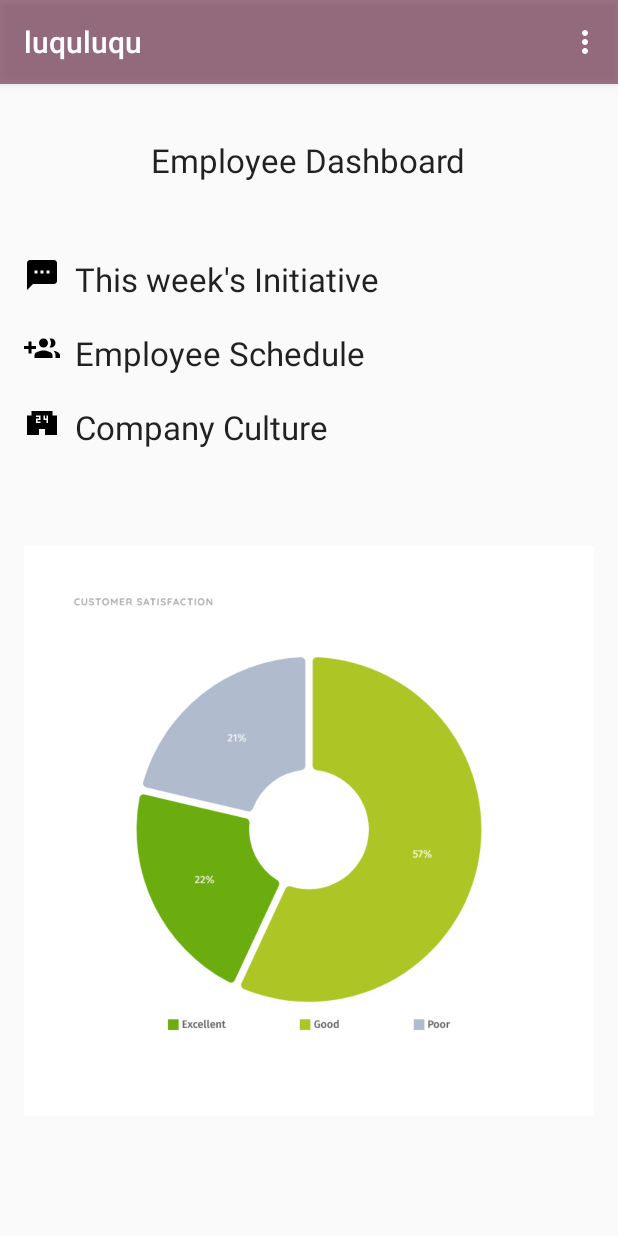
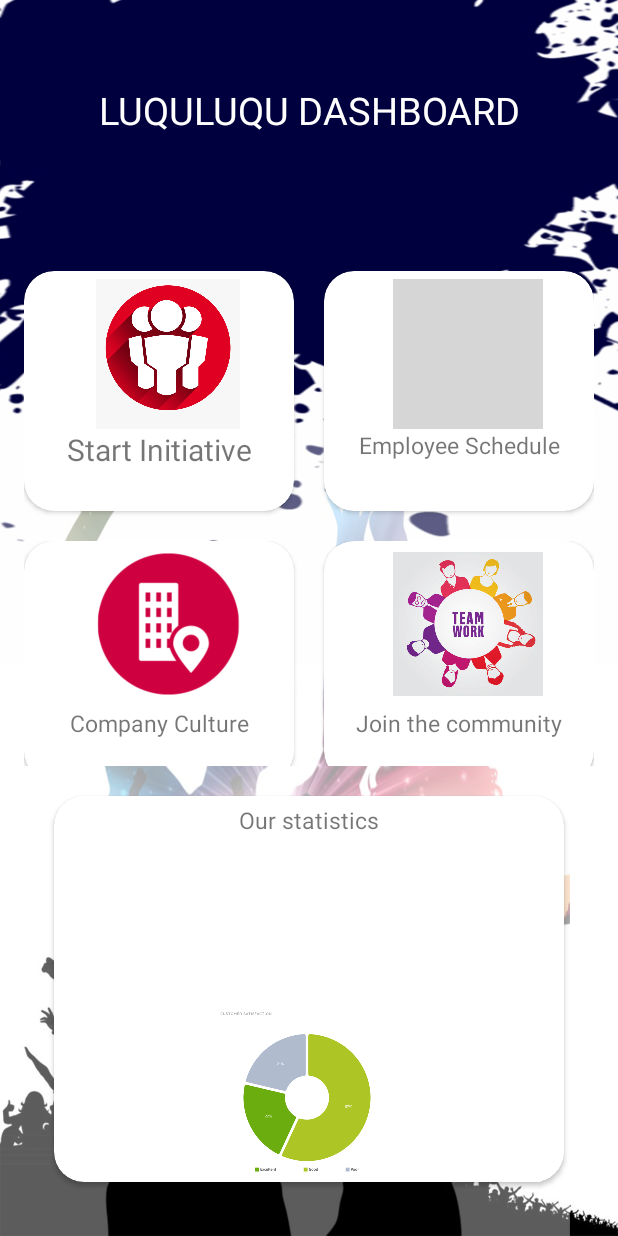
Before and after one commit to Kapadokia-Titus/Luquluqu, an Android app: the Dashboard screen opened directly, with no data from a screen before it, on a phone screen of 412 x 824 dp. Run offline under Robolectric (Android 15) with nearby library versions, the phone set to English and light mode, and no system bars; grey boxes are pictures that could not be loaded.

Commit message:
a new face on my ui, implementing cardview

```diff
--- a/app/build.gradle
+++ b/app/build.gradle
@@ -29,8 +29,9 @@ dependencies {
     implementation 'com.google.firebase:firebase-core:16.0.4'
     implementation 'com.google.firebase:firebase-storage:16.0.4'
     testImplementation 'junit:junit:4.12'
-
     androidTestImplementation 'androidx.test.ext:junit:1.1.1'
     androidTestImplementation 'androidx.test.espresso:espresso-core:3.2.0'
+    implementation 'androidx.cardview:cardview:1.0.0'
+
 }
 apply plugin: 'com.google.gms.google-services'
--- a/app/src/main/java/nyandoro/kapadokia/luquluqu/Dashboard.java
+++ b/app/src/main/java/nyandoro/kapadokia/luquluqu/Dashboard.java
@@ -11,18 +11,15 @@ import android.widget.Toast;
 
 public class Dashboard extends AppCompatActivity {
 
-    private TextView tvWeeekInitiative, tvEmployeeSchedule, tvCompanyCulture;
+
 
     @Override
     protected void onCreate(Bundle savedInstanceState) {
         super.onCreate(savedInstanceState);
         setContentView(R.layout.activity_dashboard);
 
-        tvWeeekInitiative = findViewById(R.id.week_initiative);
-        tvEmployeeSchedule = findViewById(R.id.employee_schedule);
-        tvCompanyCulture =  findViewById(R.id.company_culture);
 
-        onPreview();
+
     }
 
     @Override
@@ -31,36 +28,5 @@ public class Dashboard extends AppCompatActivity {
         return true;
     }
 
-    private  void onPreview(){
 
-        //when user clicks week's initiative
-     tvWeeekInitiative.setOnClickListener(new View.OnClickListener() {
-         @Override
-         public void onClick(View v) {
-             //Toast.makeText(Dashboard.this, "initiative is clicked", Toast.LENGTH_LONG).show();
-             Intent intent = new Intent(Dashboard.this, WeeksInitiative.class);
-             startActivity(intent);
-         }
-     });
-
-     //when employee schedule is clicked
-        tvEmployeeSchedule.setOnClickListener(new View.OnClickListener() {
-            @Override
-            public void onClick(View v) {
-                //Toast.makeText(Dashboard.this, "employee is clicked", Toast.LENGTH_LONG).show();
-                Intent intent = new Intent(Dashboard.this, EmployeeSchedule.class);
-                startActivity(intent);
-            }
-        });
-
-        //when company culture is clicked
-        tvCompanyCulture.setOnClickListener(new View.OnClickListener() {
-            @Override
-            public void onClick(View v) {
-                //Toast.makeText(Dashboard.this, "company is clicked", Toast.LENGTH_LONG).show();
-                Intent intent = new Intent(Dashboard.this, CompanyCulture.class);
-                   startActivity(intent);
-            }
-        });
-    }
 }
--- a/app/src/main/java/nyandoro/kapadokia/luquluqu/SignUpActivity.java
+++ b/app/src/main/java/nyandoro/kapadokia/luquluqu/SignUpActivity.java
@@ -45,8 +45,8 @@ public class SignUpActivity extends AppCompatActivity {
             public void onClick(View v) {
                 Intent intent  = new Intent(SignUpActivity.this, ResetPasswordActivity.class);
                 startActivity(intent);
-            }
-        });
+    }
+});
 
         btnSignIn.setOnClickListener(new View.OnClickListener() {
             @Override
--- a/app/src/main/res/layout/activity_dashboard.xml
+++ b/app/src/main/res/layout/activity_dashboard.xml
@@ -1,91 +1,203 @@
 <?xml version="1.0" encoding="utf-8"?>
-<androidx.coordinatorlayout.widget.CoordinatorLayout xmlns:android="http://schemas.android.com/apk/res/android"
+<LinearLayout xmlns:android="http://schemas.android.com/apk/res/android"
     xmlns:app="http://schemas.android.com/apk/res-auto"
     xmlns:tools="http://schemas.android.com/tools"
     android:layout_width="match_parent"
     android:layout_height="match_parent"
     android:padding="16dp"
+    android:orientation="vertical"
+    android:background="@drawable/dashoard"
     tools:context=".Dashboard">
+
+    <TextView
+        android:layout_width="match_parent"
+        android:layout_height="wrap_content"
+        android:text="LUQULUQU DASHBOARD"
+        android:textColor="@android:color/white"
+        android:textSize="25dp"
+        android:gravity="center"
+        android:layout_marginTop="40dp"/>
+
     <LinearLayout
     android:layout_width="match_parent"
+    android:layout_height="180dp"
+    android:layout_marginTop="90dp"
+    android:orientation="horizontal">
+
+    <androidx.cardview.widget.CardView
+        android:layout_width="180dp"
+        app:cardCornerRadius="20dp"
+        android:elevation="10dp"
+        android:layout_weight="1"
+        android:layout_height="160dp">
+
+        <RelativeLayout
+            android:layout_width="match_parent"
+            android:padding="0dp"
+            android:layout_height="match_parent">
+
+            <ImageView
+                android:id="@+id/people_imview"
+                android:layout_width="100dp"
+                android:layout_height="100dp"
+                android:layout_alignParentStart="true"
+                android:layout_alignParentEnd="true"
+                android:layout_marginStart="46dp"
+                android:layout_marginEnd="34dp"
+                android:src="@drawable/people"
+                android:layout_marginTop="5dip"
+                android:textAlignment="center" />
+            <TextView
+                android:layout_width="match_parent"
                 android:layout_height="wrap_content"
-    android:layout_marginTop="20dp"
-    android:orientation="vertical">
+                android:layout_below="@+id/people_imview"
+                android:text="Start Initiative"
+                android:textSize="20dp"
+                android:gravity="center"/>
+        </RelativeLayout>
+    </androidx.cardview.widget.CardView>
+    <androidx.cardview.widget.CardView
+        android:layout_width="180dp"
+        app:cardCornerRadius="20dp"
+        android:elevation="10dp"
+        android:layout_weight="1"
+        android:layout_marginStart="20dp"
+        android:layout_height="160dp">
+
+        <RelativeLayout
+            android:layout_width="match_parent"
+            android:padding="0dp"
+            android:layout_height="match_parent">
+
+            <ImageView
+                android:id="@+id/employee_imview"
+                android:layout_width="100dp"
+                android:layout_height="100dp"
+                android:layout_alignParentStart="true"
+                android:layout_alignParentEnd="true"
+                android:layout_marginStart="46dp"
+                android:layout_marginEnd="34dp"
+                android:src="@drawable/check"
+                android:layout_marginTop="5dip"
+                android:textAlignment="center" />
             <TextView
-        android:layout_width="wrap_content"
+                android:layout_width="match_parent"
                 android:layout_height="wrap_content"
-        android:text="Employee Dashboard"
-        android:textAppearance="@style/TextAppearance.AppCompat.Large"
-        android:layout_gravity="center|top"/>
+                android:layout_below="@+id/employee_imview"
+                android:text="Employee Schedule"
+                android:textSize="15dp"
+                android:gravity="center"/>
+        </RelativeLayout>
+    </androidx.cardview.widget.CardView>
+</LinearLayout>
     <LinearLayout
         android:layout_width="match_parent"
-        android:layout_height="wrap_content"
-        android:orientation="horizontal"
-        android:layout_marginTop="50dp">
+        android:layout_height="150dp"
+        android:orientation="horizontal">
+
+        <androidx.cardview.widget.CardView
+            android:layout_width="180dp"
+            app:cardCornerRadius="20dp"
+            android:elevation="10dp"
+            android:layout_weight="1"
+            android:layout_height="160dp">
+
+            <RelativeLayout
+                android:layout_width="match_parent"
+                android:padding="0dp"
+                android:layout_height="match_parent">
 
                 <ImageView
-            android:layout_width="wrap_content"
-            android:layout_height="wrap_content"
-            android:src="@drawable/ic_textsms_black_24dp"/>
+                    android:id="@+id/company_imview"
+                    android:layout_width="100dp"
+                    android:layout_height="100dp"
+                    android:layout_alignParentStart="true"
+                    android:layout_alignParentEnd="true"
+                    android:layout_marginStart="46dp"
+                    android:layout_marginEnd="34dp"
+                    android:src="@drawable/compaany"
+                    android:layout_marginTop="5dip"
+                    android:textAlignment="center" />
                 <TextView
-            android:layout_width="wrap_content"
-            android:layout_height="wrap_content"
-            android:id="@+id/week_initiative"
-            android:layout_marginStart="10dp"
-            android:textAppearance="@style/TextAppearance.AppCompat.Large"
-            android:text="This week's Initiative"/>
-
-
-
-    </LinearLayout>
-
-    //two
-    <LinearLayout
                     android:layout_width="match_parent"
                     android:layout_height="wrap_content"
-        android:orientation="horizontal"
-        android:layout_marginTop="20dp">
+                    android:layout_below="@+id/company_imview"
+                    android:layout_marginTop="5dp"
+                    android:text="Company Culture"
+                    android:textSize="15dp"
+                    android:gravity="center"/>
+            </RelativeLayout>
+        </androidx.cardview.widget.CardView>
+        <androidx.cardview.widget.CardView
+            android:layout_width="180dp"
+            app:cardCornerRadius="20dp"
+            android:elevation="10dp"
+            android:layout_weight="1"
+            android:layout_marginStart="20dp"
+            android:layout_height="160dp">
+
+            <RelativeLayout
+                android:layout_width="match_parent"
+                android:padding="0dp"
+                android:layout_height="match_parent">
 
                 <ImageView
-            android:layout_width="wrap_content"
-            android:layout_height="wrap_content"
-            android:src="@drawable/ic_group_add_black_24dp"/>
+                    android:id="@+id/community_imview"
+                    android:layout_width="100dp"
+                    android:layout_height="100dp"
+                    android:layout_alignParentStart="true"
+                    android:layout_alignParentEnd="true"
+                    android:layout_marginStart="46dp"
+                    android:layout_marginEnd="34dp"
+                    android:src="@drawable/community"
+                    android:layout_marginTop="5dip"
+                    android:textAlignment="center" />
                 <TextView
-            android:layout_width="wrap_content"
-            android:layout_height="wrap_content"
-            android:id="@+id/employee_schedule"
-            android:layout_marginStart="10dp"
-            android:textAppearance="@style/TextAppearance.AppCompat.Large"
-            android:text="Employee Schedule"/>
-
-
-
-    </LinearLayout>
-    //three
-    <LinearLayout
                     android:layout_width="match_parent"
                     android:layout_height="wrap_content"
-        android:orientation="horizontal"
-        android:layout_marginTop="20dp">
+                    android:layout_marginTop="5dp"
+                    android:layout_below="@+id/community_imview"
+                    android:text="Join the community"
+                    android:textSize="15dp"
+                    android:gravity="center"/>
+            </RelativeLayout>
+        </androidx.cardview.widget.CardView>
+    </LinearLayout>
+    <androidx.cardview.widget.CardView
+        android:layout_width="match_parent"
+        app:cardCornerRadius="20dp"
+        android:elevation="10dp"
+        android:layout_weight="1"
+        android:layout_margin="20dp"
+        android:layout_height="160dp">
+
+        <RelativeLayout
+            android:layout_width="match_parent"
+            android:padding="0dp"
+            android:layout_height="match_parent">
+            <TextView
+                android:layout_width="match_parent"
+                android:layout_height="wrap_content"
+                android:layout_marginTop="5dp"
+
+                android:text="Our statistics"
+                android:textSize="15dp"
+                android:gravity="center"/>
 
             <ImageView
-            android:layout_width="wrap_content"
-            android:layout_height="wrap_content"
-            android:src="@drawable/company_culture"/>
-        <TextView
-            android:layout_width="wrap_content"
-            android:layout_height="wrap_content"
-            android:id="@+id/company_culture"
-            android:layout_marginStart="10dp"
-            android:textAppearance="@style/TextAppearance.AppCompat.Large"
-            android:text="Company Culture"/>
+                android:id="@+id/statistics_imview"
+                android:layout_width="100dp"
+                android:layout_height="140dp"
+                android:layout_alignParentStart="true"
+                android:layout_alignParentEnd="true"
+                android:layout_alignParentBottom="true"
+                android:layout_marginStart="-1dp"
+                android:layout_marginTop="5dip"
+                android:layout_marginEnd="1dp"
+                android:layout_marginBottom="-14dp"
+                android:src="@drawable/sales"
+                android:textAlignment="center" />
 
-
-
+        </RelativeLayout>
+    </androidx.cardview.widget.CardView>
 </LinearLayout>
-    <ImageView
-        android:layout_width="match_parent"
-        android:layout_height="wrap_content"
-        android:src="@drawable/sales"/>
-</LinearLayout>
-</androidx.coordinatorlayout.widget.CoordinatorLayout>
--- a/app/src/main/res/layout/activity_signup.xml
+++ b/app/src/main/res/layout/activity_signup.xml
@@ -5,13 +5,12 @@
     android:layout_width="match_parent"
     android:layout_height="match_parent"
     android:fitsSystemWindows="true"
-    android:background="@drawable/phone"
     tools:context=".SignUpActivity">
 
     <LinearLayout
         android:layout_width="match_parent"
         android:layout_height="match_parent"
-        android:background="@color/colorPrimary"
+        android:background="@drawable/appbg"
         android:gravity="center"
         android:orientation="vertical"
         android:padding="@dimen/activity_horizontal_margin">
@@ -20,16 +19,18 @@
         <ImageView
             android:layout_width="@dimen/logo_w_h"
             android:layout_height="@dimen/logo_w_h"
+            android:layout_marginTop="50dip"
             android:layout_gravity="center_horizontal"
-            android:layout_marginBottom="30dp"
             android:src="@drawable/icon"/>
         <EditText
             android:layout_width="match_parent"
             android:layout_height="wrap_content"
             android:id="@+id/reg_email"
             android:hint="@string/email"
+            android:layout_marginTop="20dip"
             android:inputType="textEmailAddress"
             android:maxLines="1"
+            android:textColorHint="@color/colorAccent"
             android:singleLine="true"
             android:textColor="@android:color/white"/>
 
@@ -41,6 +42,7 @@
             android:inputType="textPassword"
             android:maxLines="1"
             android:singleLine="true"
+            android:textColorHint="@color/colorAccent"
             android:textColor="@android:color/white"/>
 
         //buttons
@@ -48,16 +50,16 @@
             android:layout_width="match_parent"
             android:layout_height="wrap_content"
             android:id="@+id/sign_up_button"
-            android:layout_marginTop="16dp"
+            android:layout_marginTop="15dp"
             android:background="@color/colorAccent"
             android:text="@string/action_sign_in_short"
-            android:textColor="@android:color/black"
+            android:textColor="@android:color/white"
             android:textStyle="bold"/>
         <Button
             android:layout_width="match_parent"
             android:layout_height="wrap_content"
             android:id="@+id/btn_reset_password"
-            android:layout_marginTop="20dip"
+            android:layout_marginTop="5dip"
             android:background="@null"
             android:text="@string/btn_forgot_password"
             android:textAllCaps="false"
@@ -68,11 +70,10 @@
             android:layout_width="match_parent"
             android:layout_height="wrap_content"
             android:id="@+id/sign_in_button"
-            android:layout_marginTop="20dip"
             android:background="@null"
             android:text="@string/btn_link_to_login"
             android:textAllCaps="false"
-            android:textColor="@color/white"
+            android:textColor="@color/colorAccent"
             android:textSize="15dp"/>
     </LinearLayout>
 
--- a/app/src/main/res/values/colors.xml
+++ b/app/src/main/res/values/colors.xml
@@ -1,6 +1,6 @@
 <?xml version="1.0" encoding="utf-8"?>
 <resources>
-    <color name="colorPrimary">#99651e3e</color>
+    <color name="colorPrimary">#651e3e</color>
     <color name="colorPrimaryDark">#251e3e</color>
     <color name="colorAccent">#051e3e</color>
 
--- a/app/src/main/res/values/strings.xml
+++ b/app/src/main/res/values/strings.xml
@@ -16,7 +16,7 @@
     <string name="hint_password">Password</string>
     <string name="hint_name">Fullname</string>
     <string name="btn_login">LOGIN</string>
-    <string name="btn_link_to_register">Not a member? Get registered in Firebase now!</string>
+    <string name="btn_link_to_register">Not a member? Get registered in Luquluqu now!</string>
     <string name="btn_link_to_login">Already registered. Login Me!</string>
     <string name="title_activity_reset_password">ResetPasswordActivity</string>
     <string name="btn_forgot_password">Forgot your password?</string>
--- a/app/src/main/res/values/styles.xml
+++ b/app/src/main/res/values/styles.xml
@@ -1,7 +1,7 @@
 <resources>
 
     <!-- Base application theme. -->
-    <style name="AppTheme" parent="Theme.AppCompat.Light.DarkActionBar">
+    <style name="AppTheme" parent="Theme.AppCompat.Light.NoActionBar">
         <!-- Customize your theme here. -->
         <item name="colorPrimary">@color/colorPrimary</item>
         <item name="colorPrimaryDark">@color/colorPrimaryDark</item>
```
Also changed, not shown: 1 other file. Lines whose indentation alone changed are shown as unchanged.
